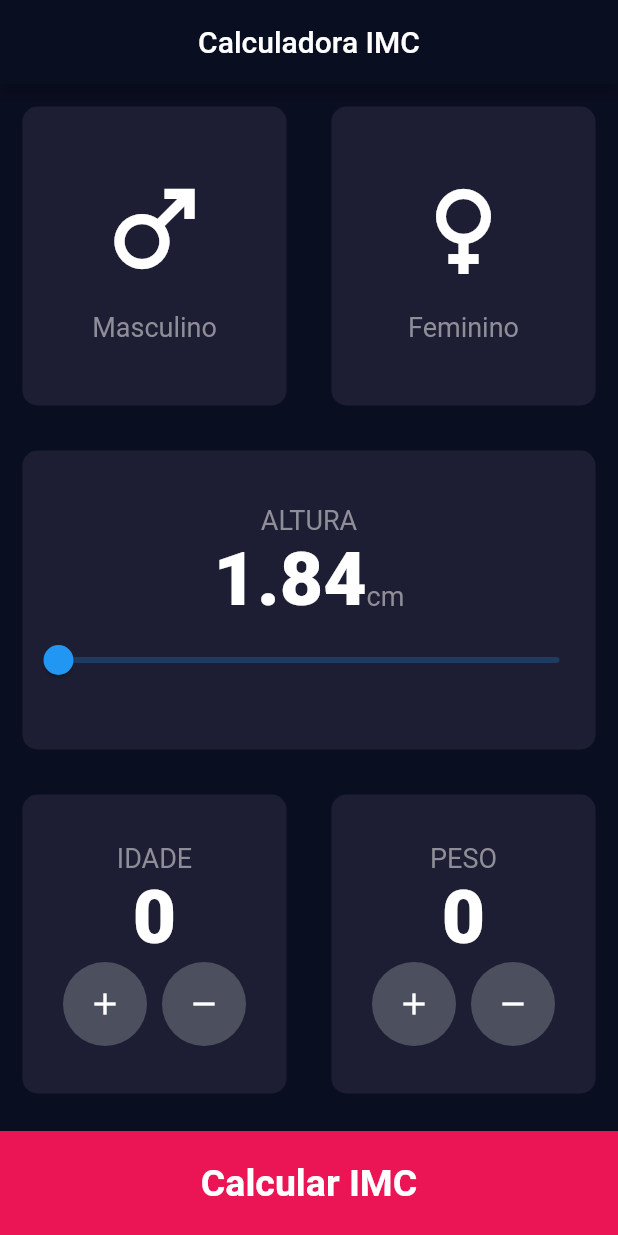
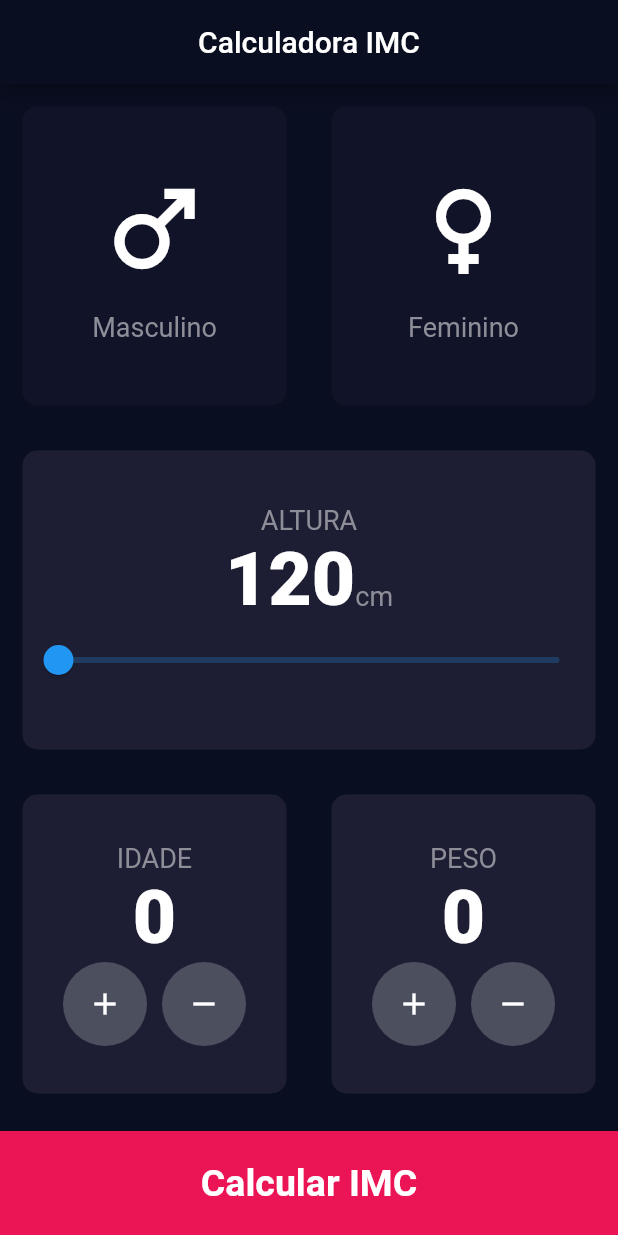
Before and after one commit to giannini-html/Calculadora-de-IMC-Flutter, a Flutter app: the screen it shows after launch, on a phone screen of 412 x 824 dp. Run offline on Flutter 3.47's test engine with Material 2 defaults, Android fonts, the phone set to English and light mode, and no system bars.

Commit message:
alteracao slider

```diff
--- a/lib/components/custom_card.dart
+++ b/lib/components/custom_card.dart
@@ -1,19 +1,25 @@
 import 'package:aula/constants.dart';
+import 'package:aula/pages/calculadora_page.dart';
 import 'package:flutter/material.dart';
 
 class CustomCard extends StatelessWidget {
   Widget child;
-  CustomCard({super.key, required this.child});
+  Color color;
+  void Function()? onTap;
+  CustomCard({super.key, required this.child, this.onTap, required this.color});
 
   @override
   Widget build(BuildContext context) {
-    return Container(
-      margin: const EdgeInsets.all(15.0),
-      decoration: BoxDecoration(
-        color: kActiveCardColour,
-        borderRadius: BorderRadius.circular(10.0),
+    return GestureDetector(
+      onTap: onTap,
+      child: Container(
+        margin: const EdgeInsets.all(15.0),
+        decoration: BoxDecoration(
+          color: color,
+          borderRadius: BorderRadius.circular(10.0),
+        ),
+        child: child,
       ),
-      child: child,
     );
   }
 }
--- a/lib/components/slider_altura.dart
+++ b/lib/components/slider_altura.dart
@@ -2,7 +2,10 @@ import 'package:aula/constants.dart';
 import 'package:flutter/material.dart';
 
 class SliderAltura extends StatelessWidget {
-  const SliderAltura({super.key});
+    void Function(double) onChanged;
+    double altura;
+
+  SliderAltura({super.key, required this.onChanged, required this.altura});
 
   @override
   Widget build(BuildContext context) {
@@ -17,9 +20,9 @@ class SliderAltura extends StatelessWidget {
           mainAxisAlignment: MainAxisAlignment.center,
           crossAxisAlignment: CrossAxisAlignment.baseline,
           textBaseline: TextBaseline.alphabetic,
-          children: const <Widget>[
+          children: <Widget>[
             Text(
-              '1.84',
+              altura.toInt().toString(),
               style: kNumberTextStyle,
             ),
             Text(
--- a/lib/pages/calculadora_page.dart
+++ b/lib/pages/calculadora_page.dart
@@ -1,4 +1,3 @@
-
 import 'package:aula/components/bottom_button.dart';
 import 'package:aula/components/custom_card.dart';
 import 'package:aula/components/icon_content.dart';
@@ -8,7 +7,17 @@ import 'package:flutter/material.dart';
 
 import '../components/slider_altura.dart';
 
-class CalculadoraPage extends StatelessWidget {
+enum Genero { masculino, feminino }
+
+class CalculadoraPage extends StatefulWidget {
+  @override
+  State<CalculadoraPage> createState() => _CalculadoraPageState();
+}
+
+class _CalculadoraPageState extends State<CalculadoraPage> {
+  Genero? generoSelecionado;
+  double altura = 120;
+
   @override
   Widget build(BuildContext context) {
     return Scaffold(
@@ -22,6 +31,14 @@ class CalculadoraPage extends StatelessWidget {
               children: [
                 Expanded(
                   child: CustomCard(
+                    onTap: () {
+                      setState(() {
+                        generoSelecionado = Genero.masculino;
+                      });
+                    },
+                    color: generoSelecionado == Genero.masculino
+                        ? kActiveCardColour
+                        : kInactiveCardColour,
                     child: const IconContent(
                       icon: Icons.male,
                       label: 'Masculino',
@@ -30,6 +47,14 @@ class CalculadoraPage extends StatelessWidget {
                 ),
                 Expanded(
                   child: CustomCard(
+                    onTap: () {
+                      setState(() {
+                        generoSelecionado = Genero.feminino;
+                      });
+                    },
+                    color: generoSelecionado == Genero.feminino
+                        ? kActiveCardColour
+                        : kInactiveCardColour,
                     child: const IconContent(
                       icon: Icons.female,
                       label: 'Feminino',
@@ -41,7 +66,15 @@ class CalculadoraPage extends StatelessWidget {
           ),
           Expanded(
             child: CustomCard(
-              child: SliderAltura(),
+              color: kActiveCardColour,
+              child: SliderAltura(
+                altura: altura,
+                onChanged: (double novaAltura) {
+                  setState(() {
+                    altura = novaAltura;
+                  });
+                },
+              ),
             ),
           ),
           Expanded(
@@ -49,6 +82,7 @@ class CalculadoraPage extends StatelessWidget {
               children: [
                 Expanded(
                   child: CustomCard(
+                    color: kActiveCardColour,
                     child: Column(
                       mainAxisAlignment: MainAxisAlignment.center,
                       children: [
@@ -80,6 +114,7 @@ class CalculadoraPage extends StatelessWidget {
                 ),
                 Expanded(
                   child: CustomCard(
+                    color: kActiveCardColour,
                     child: Column(
                       mainAxisAlignment: MainAxisAlignment.center,
                       children: [
```
